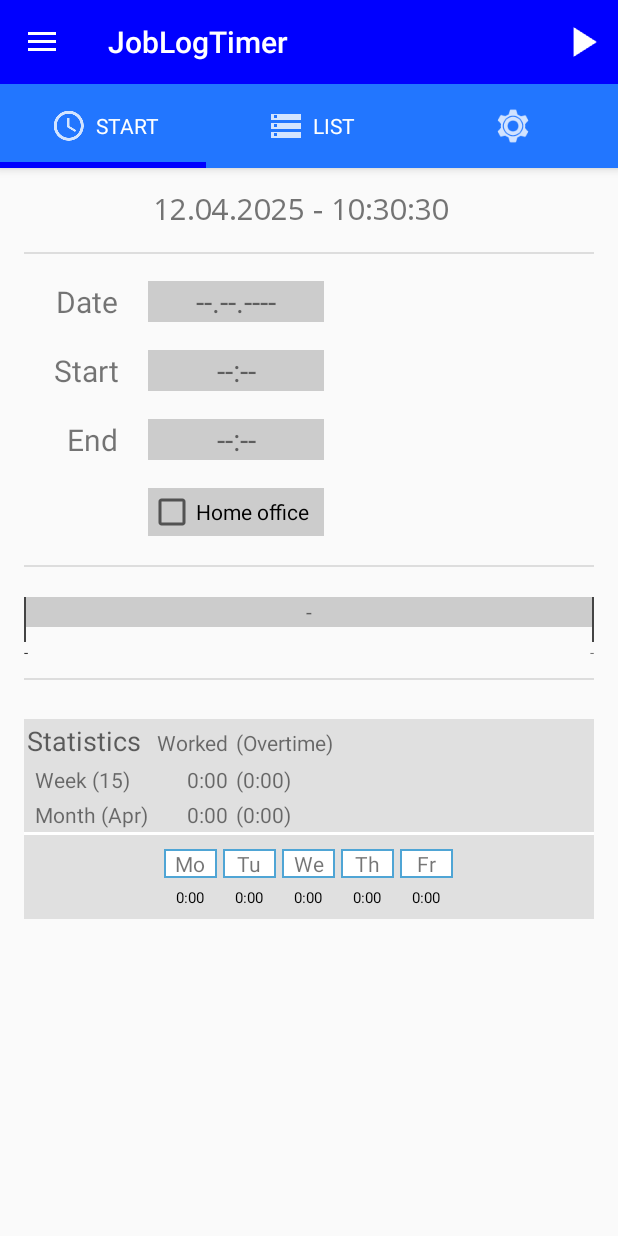
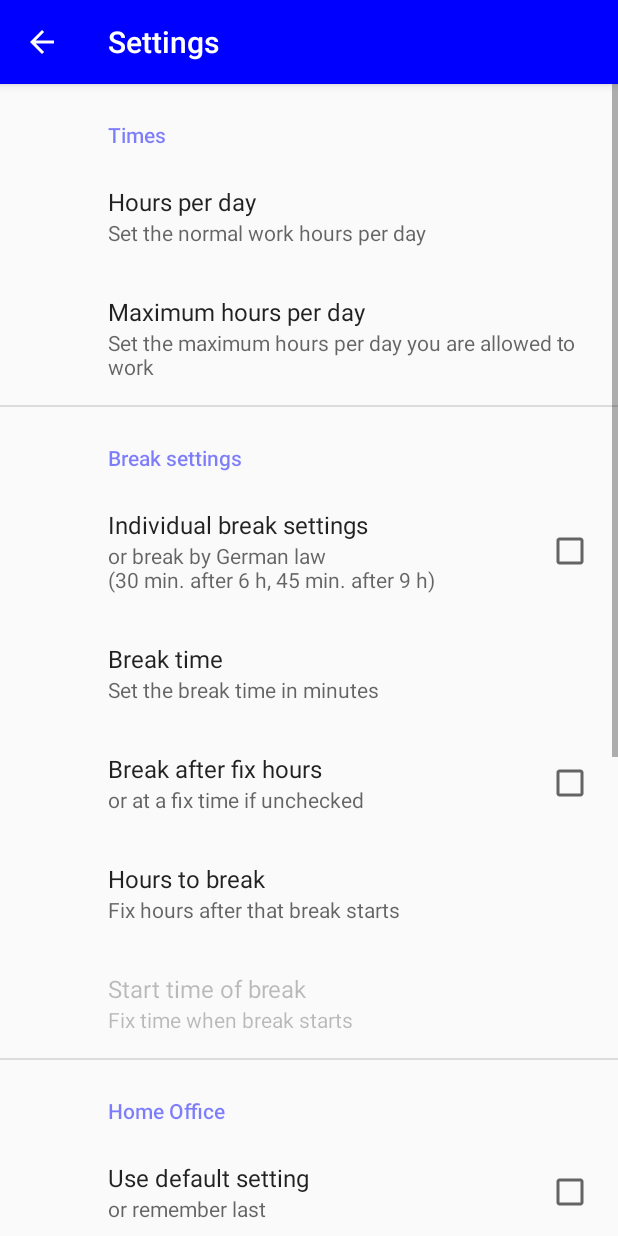
Before and after one commit to android-hmueller01/JobLogTimer, an Android app: the screen it shows after launch (MainActivity before the commit, SettingsActivity after it), in the side drawer, after a tap on "Settings", on a phone screen of 412 x 824 dp. Run offline under Robolectric (Android 15) with nearby library versions, the phone set to English and light mode, and no system bars; our stand-ins replace androidx.preference.

Commit message:
moved settings from tab to drawer menu using an activity

```diff
--- a/app/src/main/AndroidManifest.xml
+++ b/app/src/main/AndroidManifest.xml
@@ -47,6 +47,11 @@
 			</intent-filter>
 		</activity>
 
+		<activity
+			android:name=".SettingsActivity"
+			android:label="@string/title_activity_settings"
+			android:exported="false" />
+
 		<receiver android:name=".MainWidgetProvider"
 			android:label="@string/app_name"
 			android:exported="true" >
--- a/app/src/main/java/de/euhm/jlt/MainActivity.kt
+++ b/app/src/main/java/de/euhm/jlt/MainActivity.kt
@@ -451,23 +451,21 @@ class MainActivity : AppCompatActivity(), OnNavigationItemSelectedListener, OnEd
         FragmentPagerAdapter(fm, BEHAVIOR_RESUME_ONLY_CURRENT_FRAGMENT) {
         override fun getItem(position: Int): Fragment {
             return when (position) {
-                0 -> mMainSectionFragment
-                1 -> mViewSectionFragment
-                2 -> SettingsSectionFragment()
+                0 -> mMainSectionFragment // MainSectionFragment()
+                1 -> mViewSectionFragment // ViewSectionFragment()
                 else ->                // Unknown section number. Throw exception.
                     throw RuntimeException("Section item " + position + "unknown")
             }
         }
 
         override fun getCount(): Int {
-            return 3
+            return 2
         }
 
         override fun getPageTitle(position: Int): CharSequence {
             when (position) {
                 0 -> return mContext.resources.getString(R.string.tab_main)
                 1 -> return mContext.resources.getString(R.string.tab_view)
-                2 -> return mContext.resources.getString(R.string.tab_settings)
             }
             return ""
         }
@@ -476,7 +474,6 @@ class MainActivity : AppCompatActivity(), OnNavigationItemSelectedListener, OnEd
             when (position) {
                 0 -> return R.drawable.ic_tab_start
                 1 -> return R.drawable.ic_tab_view
-                2 -> return R.drawable.ic_tab_settings
             }
             return 0
         }
@@ -620,10 +617,17 @@ class MainActivity : AppCompatActivity(), OnNavigationItemSelectedListener, OnEd
                 alertDialog.show()
             }
 
+            R.id.nav_item_settings -> {
+                startActivity(Intent(this, SettingsActivity::class.java))
+            }
+
             R.id.nav_item_about -> {
                 // Display the about fragment as the main content.
-                supportFragmentManager.beginTransaction().setTransition(FragmentTransaction.TRANSIT_FRAGMENT_OPEN)
-                    .add(0, AboutFragment()).commit()
+                supportFragmentManager
+                    .beginTransaction()
+                    .setTransition(FragmentTransaction.TRANSIT_FRAGMENT_OPEN)
+                    .add(0, AboutFragment())
+                    .commit()
             }
         }
         return true
--- /dev/null
+++ b/app/src/main/java/de/euhm/jlt/SettingsActivity.kt
@@ -0,0 +1,61 @@
+/**
+ * @file SettingsActivity.kt
+ *
+ * Settings activity of JobLogTimer
+ *
+ * MIT License
+ * Copyright (c) 2025 Holger Mueller
+ */
+package de.euhm.jlt
+
+import android.os.Bundle
+import androidx.appcompat.app.AppCompatActivity
+import androidx.appcompat.widget.Toolbar
+import androidx.preference.CheckBoxPreference
+import androidx.preference.EditTextPreference
+import androidx.preference.PreferenceFragmentCompat
+import de.euhm.jlt.utils.Prefs
+
+class SettingsActivity : AppCompatActivity() {
+
+    override fun onCreate(savedInstanceState: Bundle?) {
+        super.onCreate(savedInstanceState)
+        setContentView(R.layout.activity_settings)
+
+        if (savedInstanceState == null) {
+            supportFragmentManager
+                .beginTransaction()
+                .replace(R.id.settings_container, SettingsFragment())
+                .commit()
+        }
+
+        val supportToolbar: Toolbar? = findViewById(R.id.settings_toolbar)
+        setSupportActionBar(supportToolbar)
+        supportActionBar?.setDisplayHomeAsUpEnabled(true) // Enable the back button in the action bar
+    }
+
+    override fun onSupportNavigateUp(): Boolean {
+        onBackPressedDispatcher.onBackPressed()
+        return true
+    }
+}
+
+class SettingsFragment : PreferenceFragmentCompat() {
+    override fun onCreatePreferences(savedInstanceState: Bundle?, rootKey: String?) {
+        setPreferencesFromResource(R.xml.preferences, rootKey)
+
+        // set inverse enable/disable of "pref_break_atfixtime_key"
+        val prefs = Prefs(requireActivity())
+        findPreference<EditTextPreference>("pref_break_atfixtime_key")?.isEnabled = !prefs.breakAfterHoursEnabled
+
+        // handle inverse enable/disable of "pref_break_atfixtime_key"
+        // can not be implemented by an "android:dependency" setting
+        findPreference<CheckBoxPreference>("pref_break_after_hours_enable_key")?.setOnPreferenceChangeListener { _, newValue ->
+            if (newValue is Boolean) {
+                preferenceScreen.findPreference<EditTextPreference>("pref_break_atfixtime_key")?.isEnabled =
+                    !newValue
+            }
+            true
+        }
+    }
+}
--- /dev/null
+++ b/app/src/main/res/layout/activity_settings.xml
@@ -0,0 +1,35 @@
+<?xml version="1.0" encoding="utf-8"?>
+<!--
+    android:background="@color/top_background"
+            android:background="@color/design_default_color_background"
+-->
+<FrameLayout xmlns:android="http://schemas.android.com/apk/res/android"
+    xmlns:app="http://schemas.android.com/apk/res-auto"
+    android:layout_width="match_parent"
+    android:layout_height="match_parent"
+    android:fitsSystemWindows="true">
+
+    <LinearLayout
+        android:layout_width="match_parent"
+        android:layout_height="match_parent"
+        android:orientation="vertical">
+
+        <com.google.android.material.appbar.AppBarLayout
+            android:layout_width="match_parent"
+            android:layout_height="wrap_content"
+            android:theme="@style/AppTheme.AppBarOverlay">
+
+            <androidx.appcompat.widget.Toolbar
+                android:id="@+id/settings_toolbar"
+                android:layout_width="match_parent"
+                android:layout_height="?attr/actionBarSize"
+                android:theme="@style/AppTheme.AppBar"
+                app:popupTheme="@style/AppTheme.PopupOverlay" />
+        </com.google.android.material.appbar.AppBarLayout>
+
+        <FrameLayout
+            android:id="@+id/settings_container"
+            android:layout_width="match_parent"
+            android:layout_height="match_parent"/>
+    </LinearLayout>
+</FrameLayout>
```
Also changed, not shown: app/src/main/java/de/euhm/jlt/SettingsSectionFragment.java (deleted, +0 -69 lines), app/src/main/java/de/euhm/jlt/preferences/PreferenceFragment.java (deleted, +0 -250 lines).
